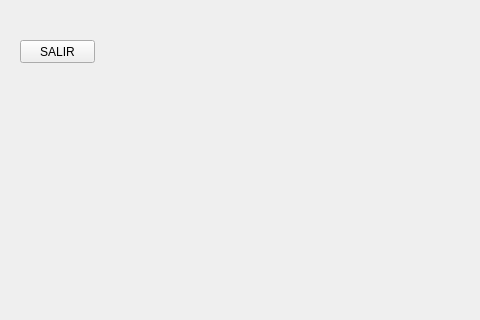
First picture: the form in Proyectos/FORMULARIO.ui, repository CodeDrTech/DevelopPython, before the edit; both pictures show x 0 to 480 and y 0 to 320 of the 800 by 600 pixel window.
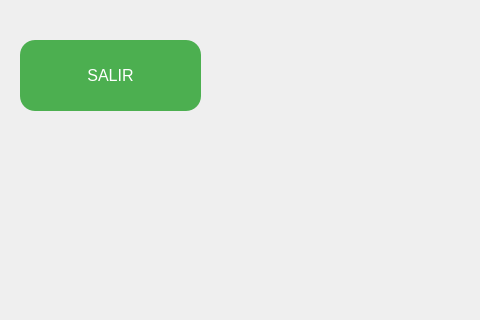
Second picture: the form after the edit.

Commit message: Probando estilos para btones

```diff
--- a/Proyectos/FORMULARIO.ui
+++ b/Proyectos/FORMULARIO.ui
@@ -19,10 +19,32 @@
      <rect>
       <x>20</x>
       <y>40</y>
-      <width>75</width>
-      <height>23</height>
+      <width>181</width>
+      <height>71</height>
      </rect>
     </property>
+    <property name="styleSheet">
+     <string notr="true">QPushButton {
+    background-color: #4CAF50;
+    color: white;
+    border: none;
+    border-radius: 15px;
+    padding: 10px 20px;
+    font-size: 16px;
+}
+
+QPushButton:hover {
+    background-color: #45a049;
+}
+
+QPushButton:pressed {
+    background-color: #388e3c;
+    padding-left: 12px;
+    padding-top: 12px;
+    shadow: 3px 3px 5px rgba(0, 0, 0, 0.3);
+}
+</string>
+    </property>
     <property name="text">
      <string>SALIR</string>
     </property>
```
The commit also changes 2 other files.
